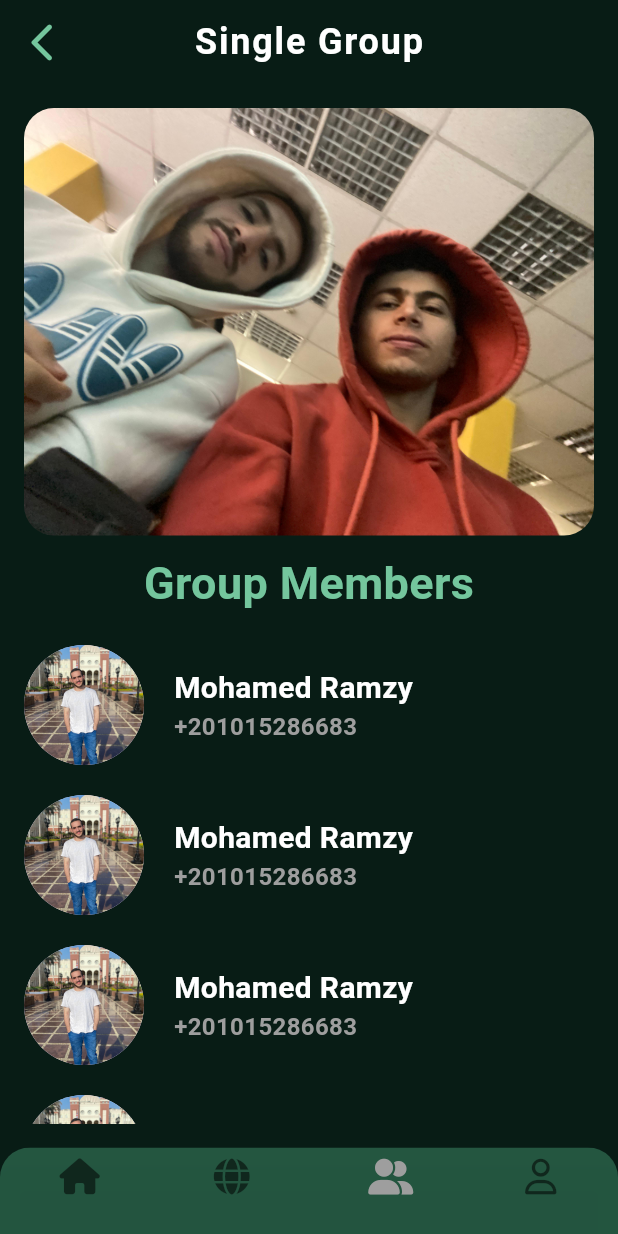
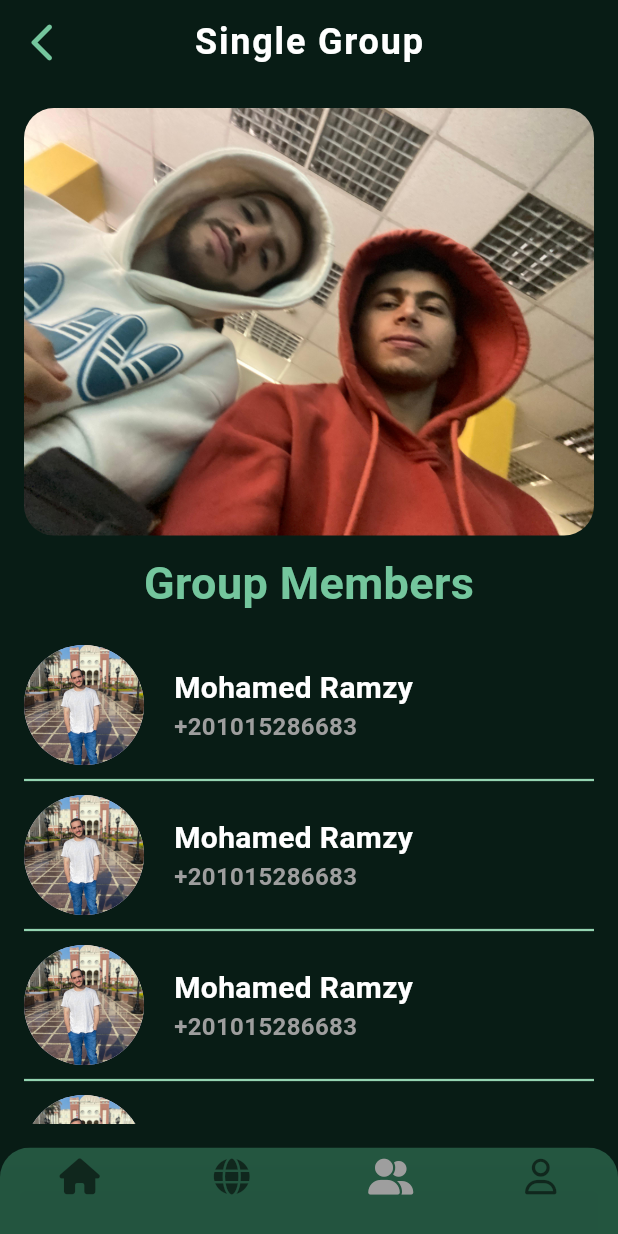
Before and after one commit to R-ZY0/LinkHub-flutter, a Flutter app: the MyNetworkScreen screen opened directly, item 3 of the bottom bar chosen, after a tap on "Group Name", on a phone screen of 412 x 824 dp. Run offline on Flutter 3.47's test engine with Material 3 defaults, Android fonts, the phone set to English and light mode, and no system bars; our stand-ins replace awesome_dialog, cloud_firestore, file_picker, firebase_auth, firebase_core, font_awesome_flutter and 2 more; accounts and stored records are empty.

Commit message:
chore: Update project files and generated plugin registrants

```diff
--- a/lib/screens/my_network_screen.dart
+++ b/lib/screens/my_network_screen.dart
@@ -1,5 +1,6 @@
 import 'package:flutter/material.dart';
 import 'package:linkhub/screens/friend_screen.dart';
+import 'package:linkhub/screens/widgets/contact_card.dart';
 import 'package:linkhub/shared/methods/navigation.dart';
 import 'package:linkhub/shared/themes/colors.dart';
 import 'package:linkhub/shared/themes/text.dart';
@@ -16,41 +17,21 @@ class MyNetworkScreen extends StatelessWidget {
         title: Text('My Network'),
         leading: MyBackButton(),
       ),
-
-      body: SingleChildScrollView(
-        physics: BouncingScrollPhysics(),
-        child: Padding(
-          padding: const EdgeInsets.all(24.0),
-          child: Column(
-            children: [
-              ContactCard(),
-              SizedBox(height: 20),
-              ContactCard(),
-              SizedBox(height: 20),
-              ContactCard(),
-              SizedBox(height: 20),
-              ContactCard(),
-              SizedBox(height: 20),
-              ContactCard(),
-              SizedBox(height: 20),
-              ContactCard(),
-              SizedBox(height: 20),
-              ContactCard(),
-              SizedBox(height: 20),
-              ContactCard(),
-              SizedBox(height: 20),
-              ContactCard(),
-              SizedBox(height: 20),
-              ContactCard(),
-              SizedBox(height: 20),
-              ContactCard(),
-              SizedBox(height: 20),
-              ContactCard(),
-              SizedBox(height: 20),
-              ContactCard(),
-              SizedBox(height: 20),
-            ],
-          ),
+      body: Padding(
+        padding: const EdgeInsets.all(24.0),
+        child: ListView.separated(
+          physics: BouncingScrollPhysics(),
+          itemBuilder: (context, index) {
+            return ContactCard();
+          },
+          separatorBuilder: (context, index) {
+            return Divider(
+              color: color3, // Customize the divider color
+              thickness: 1.5, // Customize the thickness
+              height: 20, // Space between items
+            );
+          },
+          itemCount: 10, // Replace with the actual number of contacts
         ),
       ),
       bottomNavigationBar: BottomNavBar(),
@@ -58,33 +39,3 @@ class MyNetworkScreen extends StatelessWidget {
     );
   }
 }
-
-class ContactCard extends StatelessWidget {
-  const ContactCard({super.key});
-
-  @override
-  Widget build(BuildContext context) {
-    return GestureDetector(
-      onTap: () {
-        goto(context, FriendScreen());
-
-      },
-      child: Row(
-        children: [
-          CircleAvatar(radius: 40, backgroundImage: AssetImage('assets/f1.jpg')),
-          SizedBox(width: 20),
-          Column(
-            crossAxisAlignment: CrossAxisAlignment.start,
-            children: [
-              Text("Mohamed Ramzy", style: textStyleWhiteBold.copyWith(fontSize: 20)),
-              Text(
-                "+201015286683",
-                style: textStyleWhiteBold.merge(TextStyle(color: Colors.grey)),
-              ),
-            ],
-          ),
-        ],
-      ),
-    );
-  }
-}
--- a/lib/screens/profile_screen.dart
+++ b/lib/screens/profile_screen.dart
@@ -16,12 +16,10 @@ class ProfileScreen extends StatelessWidget {
 
   final Map myContacts = {
     'whatsapp': Uri.parse('https://wa.me/201015286683'),
-    'facebook': Uri.parse(
-      'https://www.facebook.com/profile.php?id=100078818844136',
-    ),
+    'facebook': Uri.parse('https://www.facebook.com/profile.php?id=100078818844136'),
     'youtube': Uri.parse('https://youtu.be/PfUDT5LOKUE?si=Z3Eli4PuFKtkpPok'),
     'github': Uri.parse('https://github.com/R-ZY0'),
-    'linkedin': Uri.parse('www.linkedin.com/in/mohammed-ramzi'),
+    'linkedin': Uri.parse('https://www.linkedin.com/in/mohammed-ramzi'),
     'pinterest': Uri.parse('https://pin.it/5P0ikG3X4'),
     'snapchat': Uri.parse('https://www.snapchat.com/'),
     'instagram': Uri.parse('https://www.instagram.com/abdelrahman_adel745/'),
--- a/lib/screens/single_group_screen.dart
+++ b/lib/screens/single_group_screen.dart
@@ -1,5 +1,6 @@
 import 'package:flutter/material.dart';
 import 'package:linkhub/screens/my_network_screen.dart';
+import 'package:linkhub/screens/widgets/contact_card.dart';
 import 'package:linkhub/shared/themes/colors.dart';
 import 'package:linkhub/shared/widgets/back_button.dart';
 import 'package:linkhub/shared/widgets/bottom_nav_bar.dart';
@@ -10,65 +11,50 @@ class SingleGroupScreen extends StatelessWidget {
   @override
   Widget build(BuildContext context) {
     return Scaffold(
-      appBar: AppBar(title: Text('Single Group'),
+      appBar: AppBar(
+        title: Text('Single Group'),
         leading: MyBackButton(),
       ),
-
       body: Padding(
         padding: const EdgeInsets.all(16.0),
         child: Column(
           children: [
             ClipRRect(
-
               borderRadius: BorderRadius.circular(20),
-              child: Image(image: AssetImage('assets/mj.jpg'))),
+              child: Image(image: AssetImage('assets/mj.jpg')),
+            ),
             SizedBox(height: 10),
-            Text('Group Members',
+            Text(
+              'Group Members',
               style: TextStyle(
                 fontSize: 30,
                 fontWeight: FontWeight.bold,
                 color: color4,
-                )),
+              ),
+            ),
             SizedBox(height: 20),
             Expanded(
-                  child: SingleChildScrollView(
+              child: ListView.separated(
                 physics: BouncingScrollPhysics(),
-                    child: Column(
-                                children: [
-                                  ContactCard(),
-                                  SizedBox(height: 20),
-                                  ContactCard(),
-                                  SizedBox(height: 20),
-                                  ContactCard(),
-                                  SizedBox(height: 20),
-                                  ContactCard(),
-                                  SizedBox(height: 20),
-                                  ContactCard(),
-                                  SizedBox(height: 20),
-                                  ContactCard(),
-                                  SizedBox(height: 20),
-                                  ContactCard(),
-                                  SizedBox(height: 20),
-                                  ContactCard(),
-                                  SizedBox(height: 20),
-                                  ContactCard(),
-                                  SizedBox(height: 20),
-                                  ContactCard(),
-                                  SizedBox(height: 20),
-                                  ContactCard(),
-                                  SizedBox(height: 20),
-                                  ContactCard(),
-                                  SizedBox(height: 20),
-                                  ContactCard(),
-                                  SizedBox(height: 20),
-                                ],
-                              ),
+                itemBuilder: (context, index) {
+                  return ContactCard();
+                },
+                separatorBuilder: (context, index) {
+                  return Divider(
+                    color: color3, // Customize the divider color
+                    thickness: 1.5, // Customize the thickness
+                    height: 20, // Space between items
+                  );
+                },
+                itemCount: 15, // Replace with the actual number of members
               ),
             ),
           ],
         ),
       ),
-      bottomNavigationBar: BottomNavBar(selectedItemColor: Colors.grey,),
+      bottomNavigationBar: BottomNavBar(
+        selectedItemColor: Colors.grey,
+      ),
     );
   }
 }
--- a/lib/services/auth_services.dart
+++ b/lib/services/auth_services.dart
@@ -14,7 +14,7 @@ class Auth {
       final credential = await FirebaseAuth.instance
           .createUserWithEmailAndPassword(email: email, password: password)
           .then((value) {
-        gotoWithNoBackButton(context, CreateProfileScrean(userId: value.user!.uid));
+        gotoWithNoBackButton(context, CreateProfileScreen(userId: value.user!.uid));
       });
     } on FirebaseAuthException catch (e) {
       String message = '';
--- a/pubspec.yaml
+++ b/pubspec.yaml
@@ -31,13 +31,18 @@ dependencies:
   awesome_dialog: ^3.2.1
   cloud_firestore: ^5.6.6
   cupertino_icons: ^1.0.8
+  file_picker: ^10.1.2
+  file_selector: ^1.0.3
   firebase_auth: ^5.5.2
   firebase_core: ^3.13.0
+  firebase_storage: ^12.4.5
   flutter:
     sdk: flutter
   flutter_native_splash: ^2.4.6
   font_awesome_flutter: ^10.8.0
   icons_launcher: ^3.0.1
+  image_picker: ^1.1.2
+  permission_handler: ^12.0.0+1
   url_launcher: ^6.3.1
 
 icons_launcher:
```
Also changed, not shown: lib/screens/crud/create_profile.dart (+18 -21 lines), lib/screens/home_screen.dart (+42 -14 lines), lib/screens/widgets/contact_card.dart (+10 -2 lines), lib/services/firebase_function.dart (+30 -8 lines), pubspec.lock, 5 other files. Lines whose indentation alone changed are shown as unchanged.
